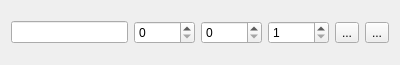
Above: widgets/stream_config_widget.ui from IamKornitskiy/UdpPacketGenerator before the change. Below: the same form after it.
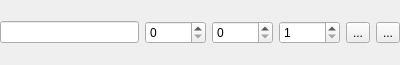
That is the form after the change. Icons and pictures are not drawn.

Commit message: move labels on resize streamConfigWidget

Diff of the .ui file:
```diff
--- a/widgets/stream_config_widget.ui
+++ b/widgets/stream_config_widget.ui
@@ -14,6 +14,18 @@
    <string>Form</string>
   </property>
   <layout class="QVBoxLayout" name="verticalLayout">
+   <property name="leftMargin">
+    <number>0</number>
+   </property>
+   <property name="topMargin">
+    <number>0</number>
+   </property>
+   <property name="rightMargin">
+    <number>0</number>
+   </property>
+   <property name="bottomMargin">
+    <number>0</number>
+   </property>
    <item>
     <layout class="QGridLayout" name="gridLayout" columnstretch="4,1,1,1,0,0">
      <property name="sizeConstraint">
```
The commit also changes 5 other files.
